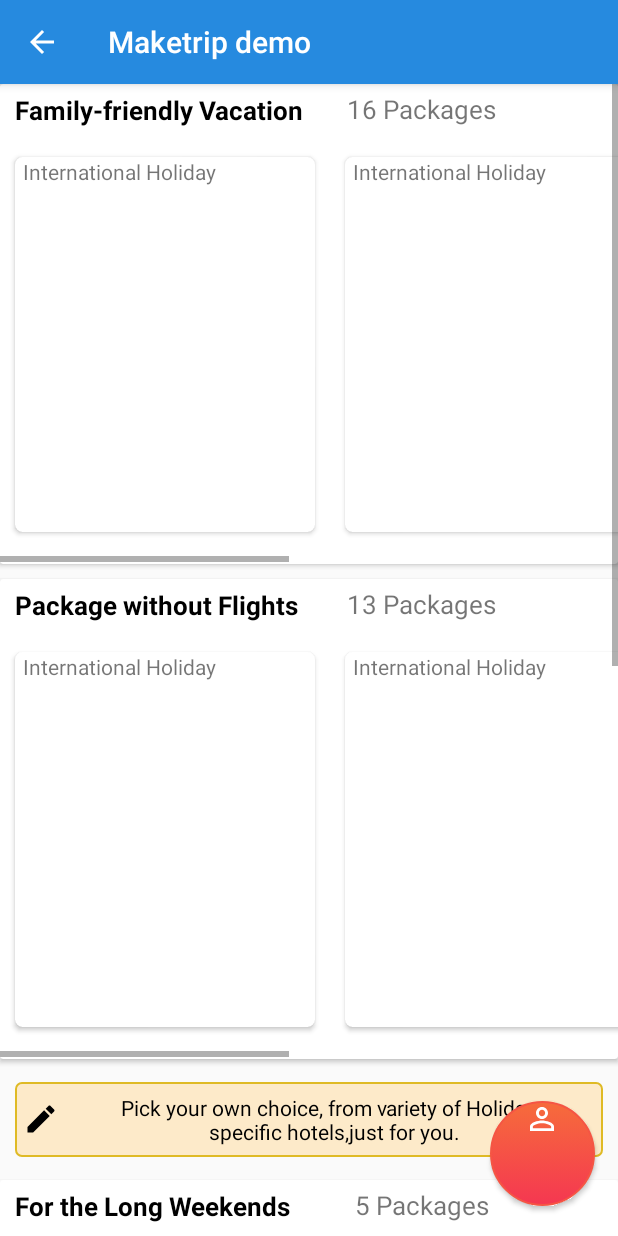
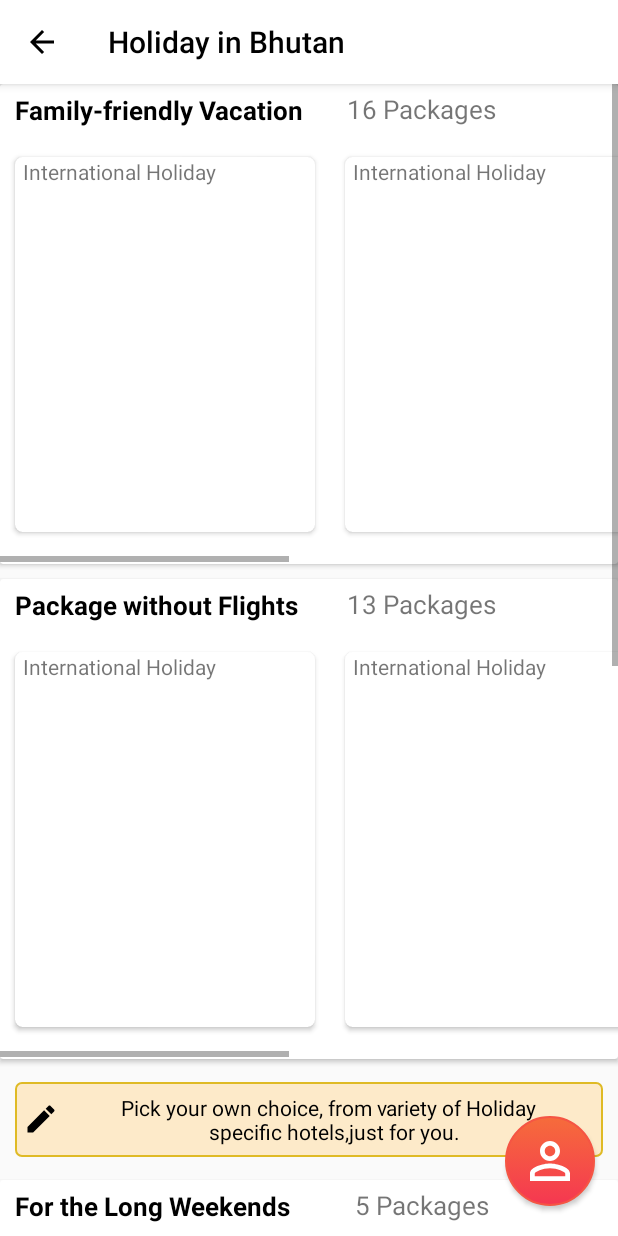
Before and after one commit to ravisharma46/Maketripdemo, an Android app: the HolidayInActivity screen opened directly, with no data from a screen before it, on a phone screen of 412 x 824 dp. Run offline under Robolectric (Android 15) with nearby library versions, the phone set to English and light mode, and no system bars.

Commit message:
Holidayinactivity

```diff
--- a/app/src/main/java/com/example/apple/maketripdemo/HolidayInActivity.java
+++ b/app/src/main/java/com/example/apple/maketripdemo/HolidayInActivity.java
@@ -1,9 +1,12 @@
 package com.example.apple.maketripdemo;
 
 import android.graphics.Color;
+import android.graphics.PorterDuff;
 import android.graphics.drawable.ColorDrawable;
+import android.graphics.drawable.Drawable;
 import android.support.v7.app.AppCompatActivity;
 import android.os.Bundle;
+import android.text.Html;
 
 public class HolidayInActivity extends AppCompatActivity {
 
@@ -13,7 +16,12 @@ public class HolidayInActivity extends AppCompatActivity {
         setContentView(R.layout.activity_holiday_in);
 
         getSupportActionBar().setDisplayHomeAsUpEnabled(true);
-        getSupportActionBar().setBackgroundDrawable(new ColorDrawable(Color.parseColor("#268adf")));
+        getSupportActionBar().setBackgroundDrawable(new ColorDrawable(Color.parseColor("#ffffff")));
+        getSupportActionBar().setTitle(Html.fromHtml("<font color='#000000'>Holiday in Bhutan</font>"));
+
+        final Drawable upArrow = getResources().getDrawable(R.drawable.ic_arrow_back_black_24dp);
+        upArrow.setColorFilter(getResources().getColor(R.color.black), PorterDuff.Mode.SRC_ATOP);
+        getSupportActionBar().setHomeAsUpIndicator(upArrow);
 
     }
 }
--- a/app/src/main/res/drawable/ic_person_outline_black_24dp.xml
+++ b/app/src/main/res/drawable/ic_person_outline_black_24dp.xml
@@ -1,5 +1,5 @@
-<vector android:height="24dp" android:tint="#FFFFFF"
+<vector android:height="40dp" android:tint="#FFFFFF"
     android:viewportHeight="24.0" android:viewportWidth="24.0"
-    android:width="24dp" xmlns:android="http://schemas.android.com/apk/res/android">
+    android:width="40dp" xmlns:android="http://schemas.android.com/apk/res/android">
     <path android:fillColor="#FF000000" android:pathData="M12,5.9c1.16,0 2.1,0.94 2.1,2.1s-0.94,2.1 -2.1,2.1S9.9,9.16 9.9,8s0.94,-2.1 2.1,-2.1m0,9c2.97,0 6.1,1.46 6.1,2.1v1.1L5.9,18.1L5.9,17c0,-0.64 3.13,-2.1 6.1,-2.1M12,4C9.79,4 8,5.79 8,8s1.79,4 4,4 4,-1.79 4,-4 -1.79,-4 -4,-4zM12,13c-2.67,0 -8,1.34 -8,4v3h16v-3c0,-2.66 -5.33,-4 -8,-4z"/>
 </vector>
--- a/app/src/main/res/layout/activity_holiday_in.xml
+++ b/app/src/main/res/layout/activity_holiday_in.xml
@@ -705,15 +705,16 @@
         android:layout_height="match_parent">
 
         <Button
-            android:layout_width="70dp"
+            android:layout_width="60dp"
             android:background="@drawable/fab_bt"
-
             android:layout_alignParentBottom="true"
             android:layout_alignParentRight="true"
-            android:drawableTop="@drawable/ic_person_outline_black_24dp"
+
+            android:drawableStart="@drawable/ic_person_outline_black_24dp"
+            android:paddingLeft="10dp"
             android:layout_marginRight="15dp"
             android:layout_marginBottom="20dp"
-            android:layout_height="70dp" />
+            android:layout_height="60dp" />
     </RelativeLayout>
 
 
```
